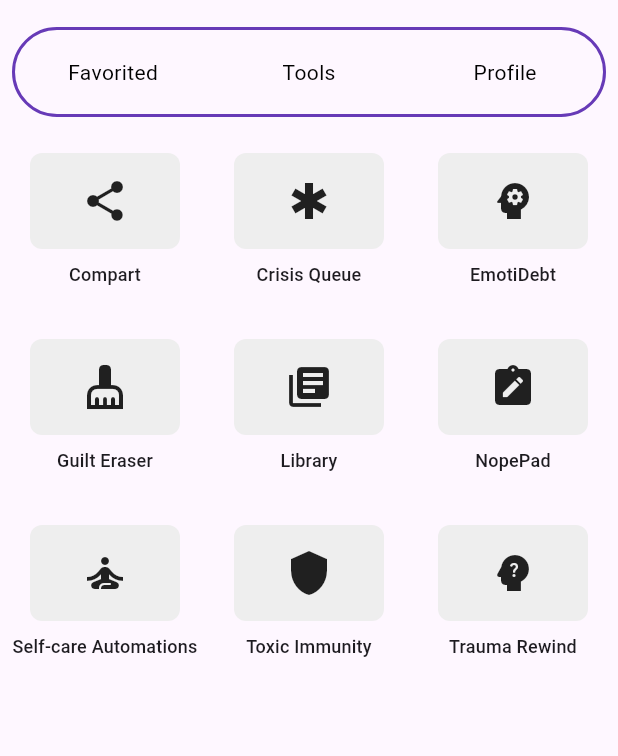
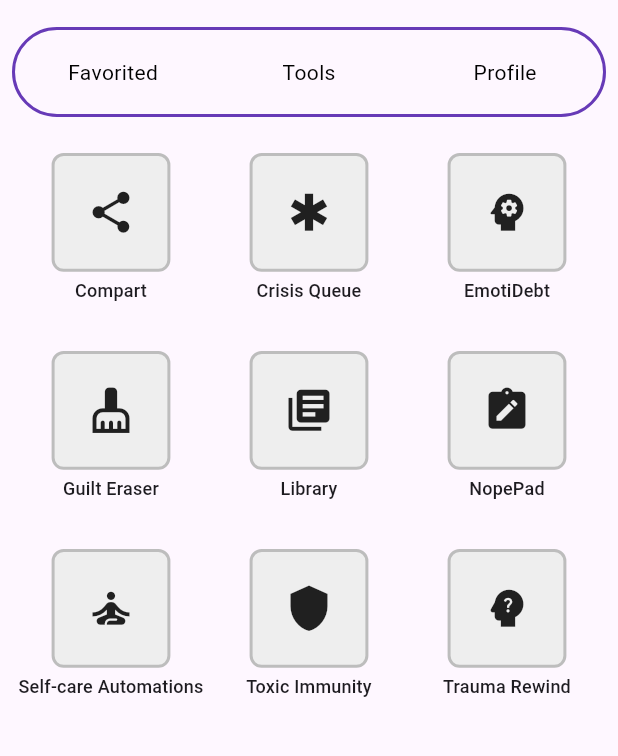
Before and after one commit to arjablc/deferrapy, a Flutter app: the screen it shows after launch, on a phone screen of 412 x 824 dp, the part 69-825 px from its top. Run offline on Flutter 3.47's test engine with Material 3 defaults, Android fonts, the phone set to English and light mode, and no system bars.

Commit message:
fix: homepage fix

```diff
--- a/lib/screens/homepage.dart
+++ b/lib/screens/homepage.dart
@@ -99,28 +99,47 @@ class _MyHomePageState extends State<MyHomePage> {
             child: GridView.builder(
               padding: const EdgeInsets.symmetric(horizontal: 8, vertical: 16),
               gridDelegate: const SliverGridDelegateWithFixedCrossAxisCount(
-                crossAxisCount: 3, // Max width per item
-                childAspectRatio: 1, // Adjust height ratio
-                crossAxisSpacing: 12,
+                crossAxisCount: 3,
+                childAspectRatio: 1,
+                crossAxisSpacing: 0,
                 mainAxisSpacing: 0,
               ),
               itemCount: tiles.length,
               itemBuilder: (context, index) {
+                return LayoutBuilder(
+                  builder: (context, constraints) {
                     return Column(
                       mainAxisSize: MainAxisSize.min,
                       crossAxisAlignment: CrossAxisAlignment.center,
                       children: [
                         Container(
-                      padding: const EdgeInsets.symmetric(vertical: 16),
-                      margin: const EdgeInsets.symmetric(horizontal: 12),
+                          width: constraints.maxWidth * 0.6,
+                          height: constraints.maxWidth * 0.6,
                           decoration: BoxDecoration(
                             color: Colors.grey[200],
                             borderRadius: BorderRadius.circular(8),
+                            border: Border.all(
+                              color: Colors.grey[400]!,
+                              width: 2,
                             ),
-                      child: Center(child: Icon(tiles[index].icon, size: 32)),
                           ),
-                    const SizedBox(height: 8),
-                    Text(
+                          child: Center(
+                            child: Icon(
+                              tiles[index].icon,
+                              size: constraints.maxWidth * 0.25,
+                              color: Colors.black87,
+                            ),
+                          ),
+                        ),
+                        const SizedBox(height: 4),
+                        Expanded(
+                          child: Align(
+                            alignment: Alignment.topCenter,
+                            child: Padding(
+                              padding: const EdgeInsets.symmetric(
+                                horizontal: 4,
+                              ),
+                              child: Text(
                                 tiles[index].title,
                                 style: Theme.of(
                                   context,
@@ -129,7 +148,12 @@ class _MyHomePageState extends State<MyHomePage> {
                                 textAlign: TextAlign.center,
                                 overflow: TextOverflow.ellipsis,
                               ),
+                            ),
+                          ),
+                        ),
                       ],
+                    );
+                  },
                 );
               },
             ),
```
Lines whose indentation alone changed are shown as unchanged.
